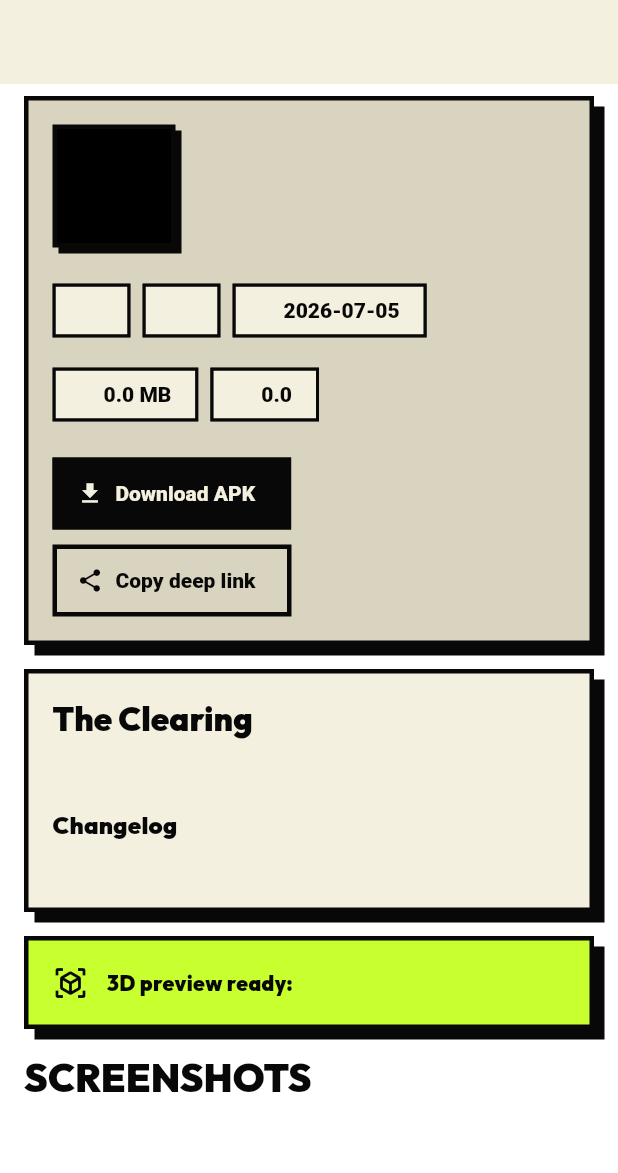
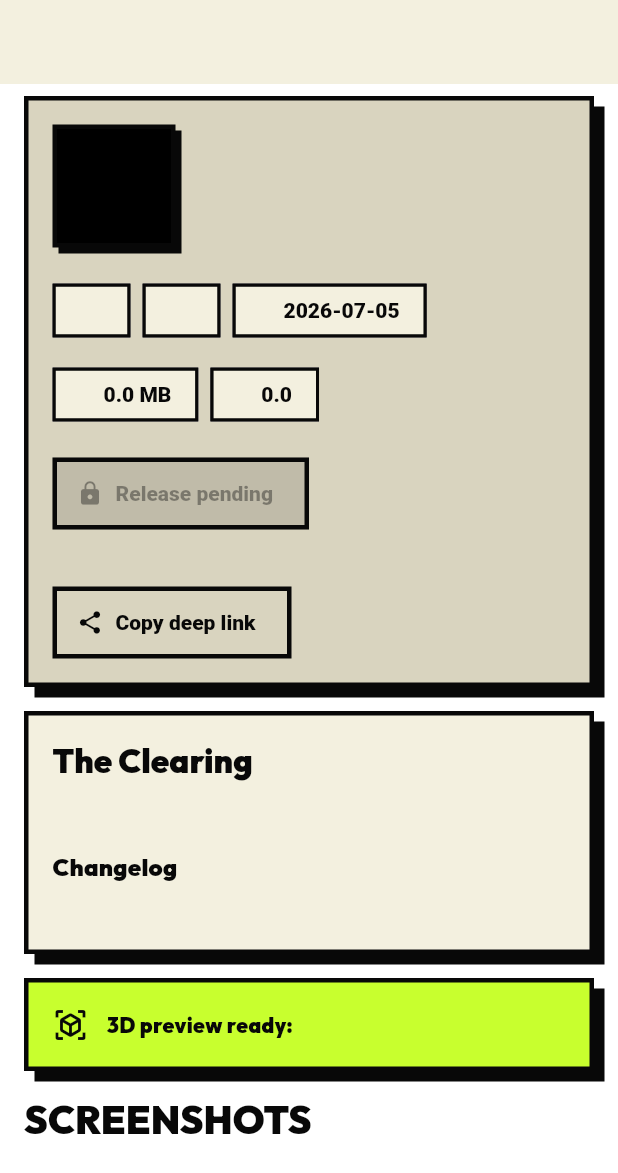
Before and after one commit to KITURRULES/jungle1, a Flutter app: the _DetailBody screen opened directly with empty values, on a phone screen of 412 x 824 dp. Shown: the top 1173 px of the screen. Run offline on Flutter 3.47's test engine with Material 3 defaults, Android fonts, the phone set to English and light mode, and no system bars; our stand-ins replace connectivity_plus, flutter_riverpod, go_router, google_fonts, open_filex, package_info_plus and 2 more; missing offline and left inert: background_downloader, cryptography; accounts and stored records are empty.

Commit message:
Gate unsafe APK distribution

```diff
--- a/assets/catalog/apps.json
+++ b/assets/catalog/apps.json
@@ -16,7 +16,10 @@
       "iconUrl": "https://raw.githubusercontent.com/your-name/jungle-assets/main/icons/fleet.png",
       "bannerUrl": "https://raw.githubusercontent.com/your-name/jungle-assets/main/banners/fleet.png",
       "iconGlyph": "F",
-      "bannerGradient": ["#0D3B2E", "#2E8B78"],
+      "bannerGradient": [
+        "#0D3B2E",
+        "#2E8B78"
+      ],
       "screenshots": [
         "https://raw.githubusercontent.com/your-name/jungle-assets/main/screenshots/fleet-1.png",
         "Operations dashboard",
@@ -26,14 +29,22 @@
       "category": "Operations",
       "version": "2.4.0",
       "sizeMb": 42.8,
-      "downloadUrl": "https://github.com/your-name/jungle-releases/releases/download/fleet-2.4.0/fleet.apk",
+      "downloadUrl": "",
       "rating": 4.8,
       "reviewCount": 42,
       "releaseDate": "2026-06-28T12:00:00Z",
       "isFeatured": true,
-      "tags": ["fleet", "transport", "payments", "drivers"],
+      "tags": [
+        "fleet",
+        "transport",
+        "payments",
+        "drivers"
+      ],
       "model3dUrl": "https://raw.githubusercontent.com/your-name/jungle-assets/main/3d/fleet.glb",
-      "changelog": "Owner dashboard polish, route-safe onboarding, and stronger driver profile sync."
+      "changelog": "Owner dashboard polish, route-safe onboarding, and stronger driver profile sync.",
+      "distributionReady": false,
+      "distributionNote": "Blocked from GitHub release: located APK is signed with Android Debug certificate. Rebuild with a private release keystore before publishing.",
+      "downloadSha256": null
     },
     {
       "id": "kompress",
@@ -43,7 +54,10 @@
       "iconUrl": "https://raw.githubusercontent.com/your-name/jungle-assets/main/icons/kompress.png",
       "bannerUrl": "https://raw.githubusercontent.com/your-name/jungle-assets/main/banners/kompress.png",
       "iconGlyph": "K",
-      "bannerGradient": ["#1A5F4A", "#D4A017"],
+      "bannerGradient": [
+        "#1A5F4A",
+        "#D4A017"
+      ],
       "screenshots": [
         "https://raw.githubusercontent.com/your-name/jungle-assets/main/screenshots/kompress-1.png",
         "Storage governor",
@@ -53,14 +67,22 @@
       "category": "Utilities",
       "version": "1.8.3",
       "sizeMb": 31.4,
-      "downloadUrl": "https://github.com/your-name/jungle-releases/releases/download/kompress-1.8.3/kompress.apk",
+      "downloadUrl": "",
       "rating": 4.6,
       "reviewCount": 31,
       "releaseDate": "2026-06-27T12:00:00Z",
       "isFeatured": true,
-      "tags": ["storage", "archive", "android", "local-first"],
+      "tags": [
+        "storage",
+        "archive",
+        "android",
+        "local-first"
+      ],
       "model3dUrl": "https://raw.githubusercontent.com/your-name/jungle-assets/main/3d/kompress.glb",
-      "changelog": "Room-backed archive state, preview-before-restore flow, and Android-compliant cleanup actions."
+      "changelog": "Room-backed archive state, preview-before-restore flow, and Android-compliant cleanup actions.",
+      "distributionReady": false,
+      "distributionNote": "Release build not available. Existing APKs are debug builds or release build failed on this machine. Rebuild with a private release keystore before publishing.",
+      "downloadSha256": null
     },
     {
       "id": "the-bid",
@@ -70,7 +92,10 @@
       "iconUrl": "https://raw.githubusercontent.com/your-name/jungle-assets/main/icons/the-bid.png",
       "bannerUrl": "https://raw.githubusercontent.com/your-name/jungle-assets/main/banners/the-bid.png",
       "iconGlyph": "B",
-      "bannerGradient": ["#171915", "#B66B45"],
+      "bannerGradient": [
+        "#171915",
+        "#B66B45"
+      ],
       "screenshots": [
         "https://raw.githubusercontent.com/your-name/jungle-assets/main/screenshots/the-bid-1.png",
         "Live auction",
@@ -80,14 +105,21 @@
       "category": "Commerce",
       "version": "1.3.1",
       "sizeMb": 38.6,
-      "downloadUrl": "https://github.com/your-name/jungle-releases/releases/download/the-bid-1.3.1/the-bid.apk",
+      "downloadUrl": "",
       "rating": 4.5,
       "reviewCount": 24,
       "releaseDate": "2026-05-17T12:00:00Z",
       "isFeatured": false,
-      "tags": ["auction", "commerce", "android"],
+      "tags": [
+        "auction",
+        "commerce",
+        "android"
+      ],
       "model3dUrl": null,
-      "changelog": "Android-only cleanup, deposit flow polish, and stronger live bidding state."
+      "changelog": "Android-only cleanup, deposit flow polish, and stronger live bidding state.",
+      "distributionReady": false,
+      "distributionNote": "Release build not available. Existing APK is debug-only. Rebuild with a private release keystore before publishing.",
+      "downloadSha256": null
     },
     {
       "id": "shuffle",
@@ -97,7 +129,10 @@
       "iconUrl": "https://raw.githubusercontent.com/your-name/jungle-assets/main/icons/shuffle.png",
       "bannerUrl": "https://raw.githubusercontent.com/your-name/jungle-assets/main/banners/shuffle.png",
       "iconGlyph": "S",
-      "bannerGradient": ["#2E8B78", "#9FCB76"],
+      "bannerGradient": [
+        "#2E8B78",
+        "#9FCB76"
+      ],
       "screenshots": [
         "https://raw.githubusercontent.com/your-name/jungle-assets/main/screenshots/shuffle-1.png",
         "Discovery feed",
@@ -107,14 +142,21 @@
       "category": "Media",
       "version": "0.9.7",
       "sizeMb": 35.1,
-      "downloadUrl": "https://github.com/your-name/jungle-releases/releases/download/shuffle-0.9.7/shuffle.apk",
+      "downloadUrl": "",
       "rating": 4.4,
       "reviewCount": 18,
       "releaseDate": "2026-04-08T12:00:00Z",
       "isFeatured": false,
-      "tags": ["music", "player", "discovery"],
+      "tags": [
+        "music",
+        "player",
+        "discovery"
+      ],
       "model3dUrl": null,
-      "changelog": "Global player route, tolerant player parsing, and real seed catalog cleanup."
+      "changelog": "Global player route, tolerant player parsing, and real seed catalog cleanup.",
+      "distributionReady": false,
+      "distributionNote": "No APK artifact found in scanned project outputs. Build and sign a release APK before publishing.",
+      "downloadSha256": null
     }
   ]
 }
--- a/lib/features/catalog/data/app_repository.dart
+++ b/lib/features/catalog/data/app_repository.dart
@@ -170,6 +170,9 @@ class OfflineFirstAppRepository implements AppRepository {
 
   void _validateDownloadHosts(ManifestSnapshot snapshot) {
     for (final app in snapshot.apps) {
+      if (!app.distributionReady) {
+        continue;
+      }
       final trusted = security.downloadUrlIsTrusted(
         app.downloadUrl,
         manifestHosts: snapshot.manifest.trustedDownloadHosts,
--- a/lib/features/catalog/domain/app_model.dart
+++ b/lib/features/catalog/domain/app_model.dart
@@ -18,6 +18,9 @@ class JungleAppModel {
     required this.releaseDate,
     required this.isFeatured,
     required this.tags,
+    required this.distributionReady,
+    this.distributionNote,
+    this.downloadSha256,
     this.model3dUrl,
     this.changelog,
   });
@@ -40,6 +43,9 @@ class JungleAppModel {
   final DateTime releaseDate;
   final bool isFeatured;
   final List<String> tags;
+  final bool distributionReady;
+  final String? distributionNote;
+  final String? downloadSha256;
   final String? model3dUrl;
   final String? changelog;
 
@@ -63,10 +69,18 @@ class JungleAppModel {
       releaseDate: DateTime.parse(json['releaseDate'] as String),
       isFeatured: json['isFeatured'] as bool,
       tags: List<String>.from(json['tags'] as List),
+      distributionReady: (json['distributionReady'] ?? false) as bool,
+      distributionNote: json['distributionNote'] as String?,
+      downloadSha256: json['downloadSha256'] as String?,
       model3dUrl: json['model3dUrl'] as String?,
       changelog: json['changelog'] as String?,
     );
   }
+
+  bool get hasUsableDownload =>
+      distributionReady &&
+      downloadUrl.startsWith('https://') &&
+      downloadUrl.endsWith('.apk');
 
   bool matches(String query) {
     final normalized = query.trim().toLowerCase();
--- a/lib/features/catalog/presentation/app_detail_screen.dart
+++ b/lib/features/catalog/presentation/app_detail_screen.dart
@@ -115,6 +115,17 @@ class _DetailBody extends ConsumerWidget {
                 ),
                 const SizedBox(height: 18),
                 _DownloadButton(app: app, task: task),
+                if (app.distributionNote != null) ...[
+                  const SizedBox(height: 10),
+                  Text(
+                    app.distributionNote!,
+                    style: const TextStyle(
+                      color: JungleColors.ink,
+                      fontWeight: FontWeight.w900,
+                      height: 1.3,
+                    ),
+                  ),
+                ],
                 const SizedBox(height: 10),
                 OutlinedButton.icon(
                   onPressed: () async {
@@ -280,6 +291,14 @@ class _DownloadButton extends ConsumerWidget {
     final controller = ref.read(downloadControllerProvider.notifier);
     final stage = task?.stage;
 
+    if (!app.hasUsableDownload) {
+      return FilledButton.icon(
+        onPressed: null,
+        icon: const Icon(Icons.lock),
+        label: const Text('Release pending'),
+      );
+    }
+
     if (stage == DownloadStage.installed) {
       return FilledButton.icon(
         onPressed: null,
--- a/lib/features/downloads/domain/download_task.dart
+++ b/lib/features/downloads/domain/download_task.dart
@@ -66,6 +66,9 @@ class DownloadController extends Notifier<Map<String, JungleDownloadTask>> {
   }
 
   Future<void> queue(JungleAppModel app) async {
+    if (!app.hasUsableDownload) {
+      return;
+    }
     _startListening();
     final current = state[app.id];
     if (current?.stage == DownloadStage.installed ||
```
Also changed, not shown: docs/manifest.schema.json (+9 -2 lines), 3 other files.
